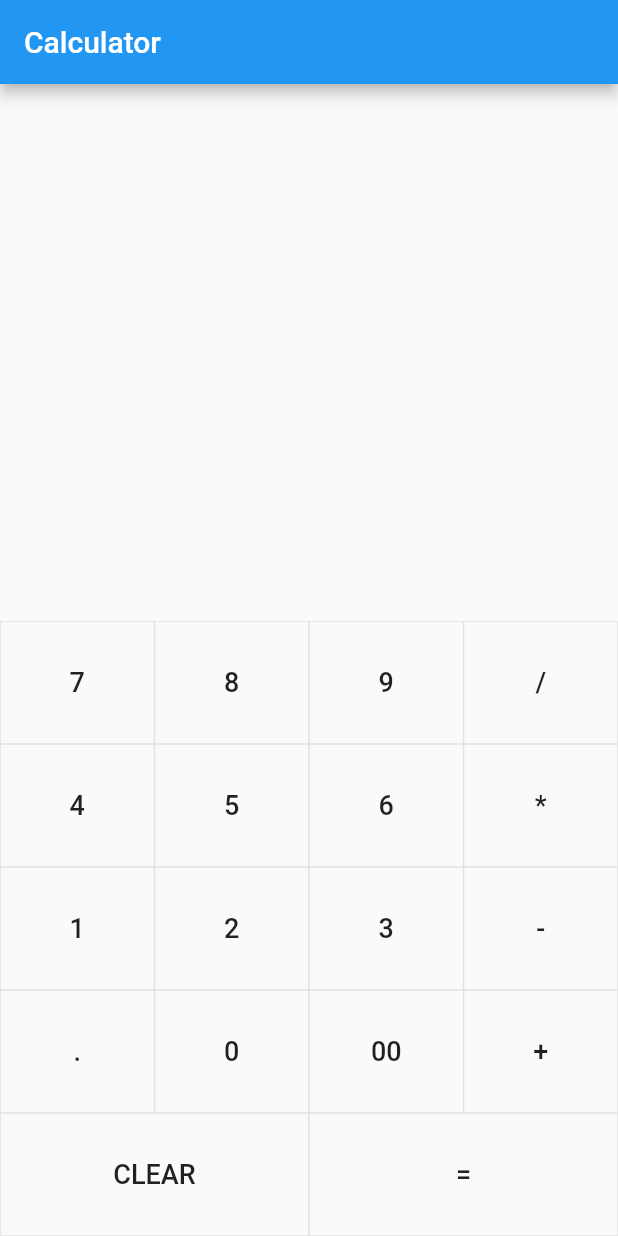
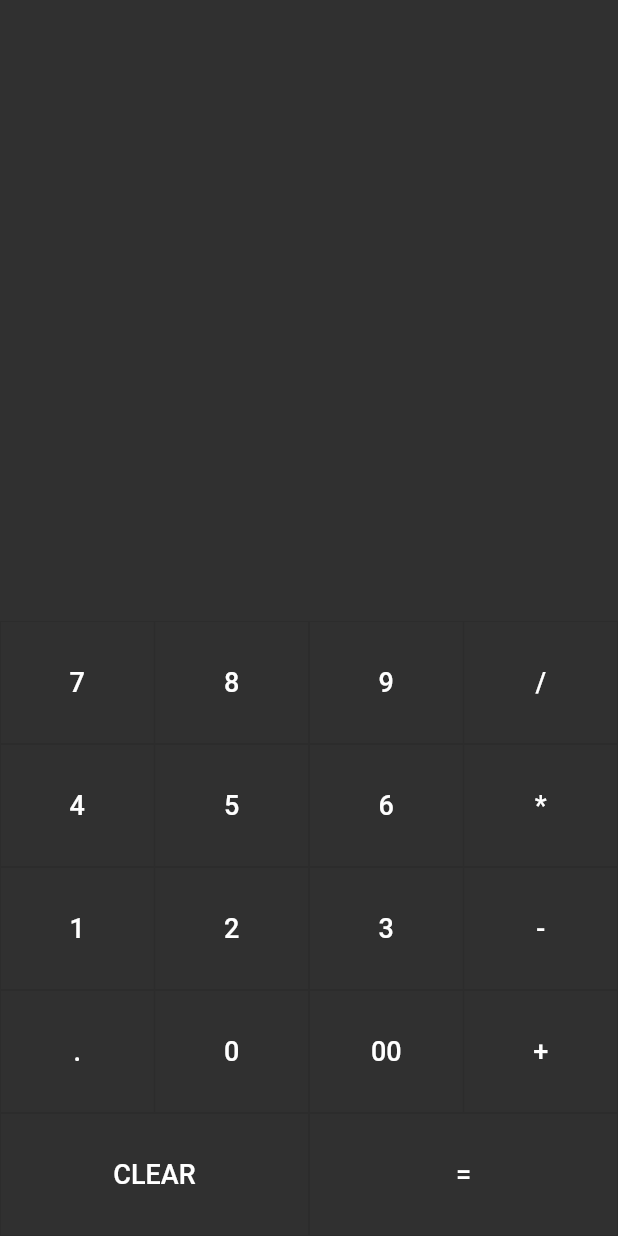
Before and after one commit to Mahmoud-Skafi/flutter-calculator, a Flutter app: the screen it shows after launch, on a phone screen of 412 x 824 dp. Run offline on Flutter 3.47's test engine with Material 2 defaults, Android fonts, the phone set to English and light mode, and no system bars.

Commit message:
Change flutter theme 🔮

```diff
--- a/lib/main.dart
+++ b/lib/main.dart
@@ -9,9 +9,15 @@ class MyApp extends StatelessWidget {
   @override
   Widget build(BuildContext context) {
     return MaterialApp(
+      debugShowCheckedModeBanner: false,
       title: 'Flutter Demo',
       theme: ThemeData(
-        primarySwatch: Colors.blue,
+        // Define the default brightness and colors.
+        brightness: Brightness.dark,
+        primaryColor: Colors.lightBlue[800],
+        accentColor: Colors.cyan[600],
+
+        fontFamily: 'Roboto',
       ),
       home: MyHomePage(title: 'Calculator'),
     );
@@ -37,32 +43,17 @@ class _MyHomePageState extends State<MyHomePage> {
   @override
   Widget build(BuildContext context) {
     return Scaffold(
-        appBar: AppBar(
-          title: Text(widget.title),
-          centerTitle: false,
+        body: Column(
+      children: <Widget>[
+        Padding(
+          padding: const EdgeInsets.only(top: 50),
+          child: NumberDisplay(value: calculatorString),
         ),
-        body: Column(
-          children: <Widget>[
-            NumberDisplay(value: calculatorString),
-            CalculatorButtons(onTap: _onPressed),
-          ],
-          mainAxisAlignment: MainAxisAlignment.spaceBetween,
-        ));
+        CalculatorButtons(onTap: _onPressed),
+      ],
+      mainAxisAlignment: MainAxisAlignment.spaceBetween,
+    ));
   }
-
-  // _navigateAndDisplayHistory(BuildContext context) async {
-  //   final result = await Navigator.push(
-  //       context,
-  //       MaterialPageRoute(
-  //           builder: (context) => History(operations: calculations)));
-
-  //   if (result != null) {
-  //     setState(() {
-  //       isNewEquation = false;
-  //       calculatorString = Calculator.parseString(result);
-  //     });
-  //   }
-  // }
 
   void _onPressed({String buttonText}) {
     // Standard mathematical operations
@@ -90,7 +81,6 @@ class _MyHomePageState extends State<MyHomePage> {
           // only add evaluated strings to calculations array
           calculations.add(calculatorString);
         }
-
         operations.add(Calculations.EQUAL);
         calculatorString = newCalculatorString;
         isNewEquation = false;
```
Also changed, not shown: lib/calculator.dart (+0 -25 lines).
